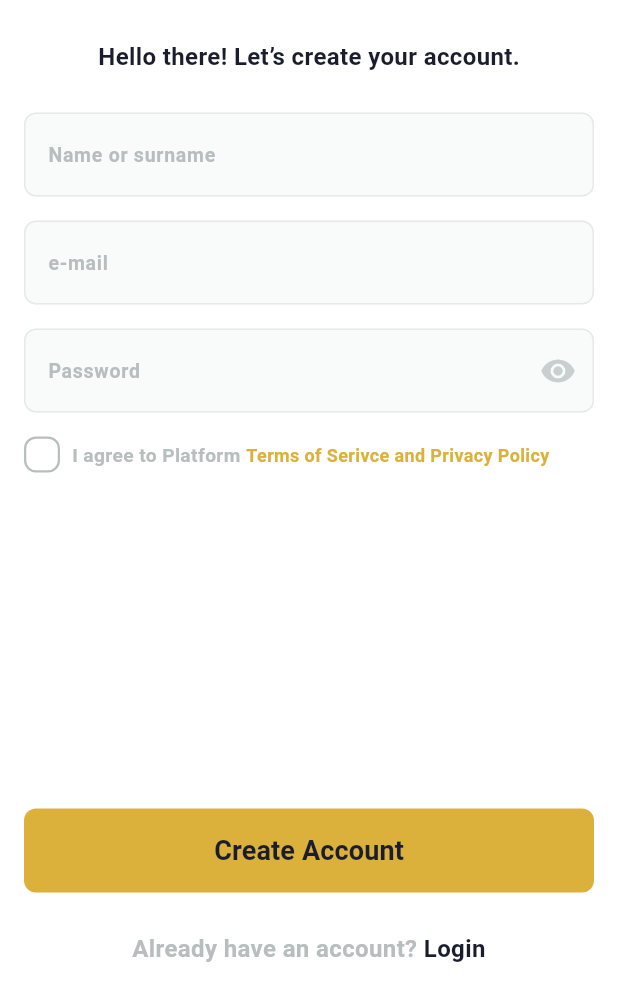
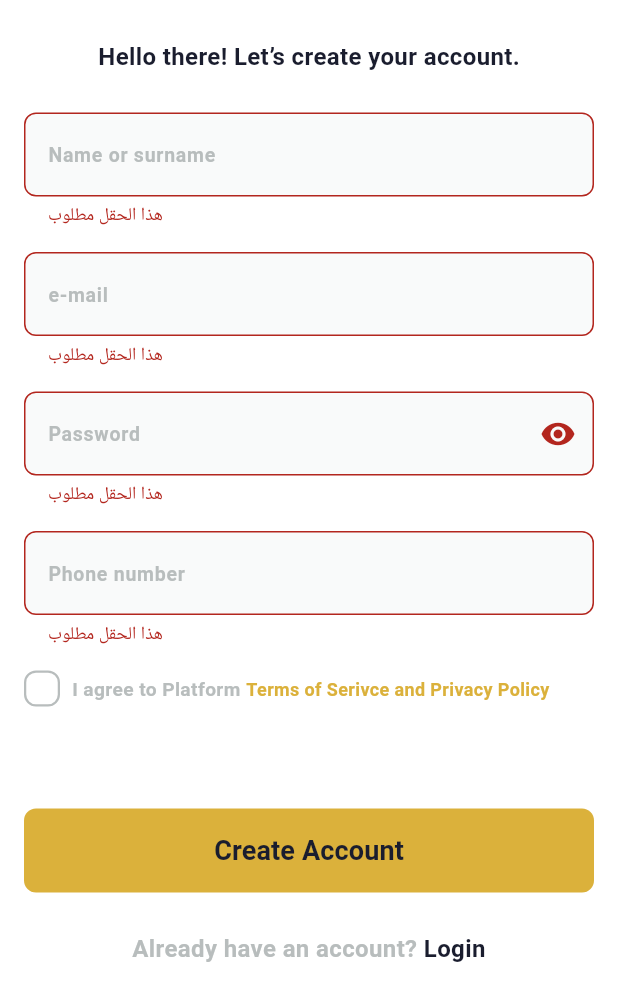
Before and after one commit to Nabil-Gabr/Iteru-App, a Flutter app: the SignupView screen opened by its route, after a tap on "Create Account", on a phone screen of 412 x 824 dp, the part 231-1236 px from its top. Run offline on Flutter 3.47's test engine with Material 3 defaults, Android fonts, the phone set to English and light mode, and no system bars; our stand-ins replace flutter_svg, pin_code_fields, shared_preferences; accounts and stored records are empty.

Commit message:
add onSaved & validator to text form field

```diff
--- a/lib/core/widgets/custtom_text_form_field.dart
+++ b/lib/core/widgets/custtom_text_form_field.dart
@@ -3,14 +3,22 @@ import 'package:iteru_app/core/utils/app_colors.dart';
 
 class CusttomTextFormField extends StatelessWidget {
   const CusttomTextFormField(
-      {super.key, this.textInputType, required this.hintText, this.suffixIcon});
+      {super.key, this.textInputType, required this.hintText, this.suffixIcon, this.onSaved});
   final TextInputType? textInputType;
   final String hintText;
-  final IconData? suffixIcon;
+  final Widget? suffixIcon;
+  final void Function(String?)? onSaved;
 
   @override
   Widget build(BuildContext context) {
     return TextFormField(
+      onSaved:onSaved ,
+      validator: (value) {
+        if (value == null || value.isEmpty) {
+          return 'هذا الحقل مطلوب';
+        }
+        return null;
+      },
       //1-keyboardType
       keyboardType: textInputType,
 
@@ -37,10 +45,7 @@ class CusttomTextFormField extends StatelessWidget {
             color: AppColors.captionColor),
 
         //2:6-suffixIcon
-        suffixIcon: Icon(
-          suffixIcon,
-          color: const Color(0xFFC9CECF),
-        ),
+        suffixIcon: suffixIcon,
       ),
     );
   }
--- a/lib/modules/auth/presentation/views/widgets/login_view_body.dart
+++ b/lib/modules/auth/presentation/views/widgets/login_view_body.dart
@@ -23,7 +23,6 @@ class LoginViewBody extends StatelessWidget {
         child: Column(
           mainAxisAlignment: MainAxisAlignment.center,
           children: [
-
             //logo App
             Image.asset(
               Assets.imagesWhatsAppImage,
@@ -35,10 +34,8 @@ class LoginViewBody extends StatelessWidget {
             ),
 
             //Welcome back
-            Text(
-              'Welcome back! Please enter your details.',
-              style: AppTextStyles.semiBold20(context)
-            ),
+            Text('Welcome back! Please enter your details.',
+                style: AppTextStyles.semiBold20(context)),
 
             //SizedBox
             const SizedBox(
@@ -60,7 +57,7 @@ class LoginViewBody extends StatelessWidget {
             const CusttomTextFormField(
               textInputType: TextInputType.emailAddress,
               hintText: 'Password',
-              suffixIcon: Icons.visibility,
+              suffixIcon: Icon(Icons.visibility),
             ),
 
             //SizedBox
--- a/lib/modules/auth/presentation/views/widgets/signup_view_body.dart
+++ b/lib/modules/auth/presentation/views/widgets/signup_view_body.dart
@@ -8,9 +8,18 @@ import 'package:iteru_app/core/widgets/custtom_text_form_field.dart';
 import 'package:iteru_app/modules/auth/presentation/views/widgets/have_an_account_widget.dart';
 import 'package:iteru_app/modules/auth/presentation/views/widgets/terms_and_condition.dart';
 
-class SignupViewBody extends StatelessWidget {
+class SignupViewBody extends StatefulWidget {
   const SignupViewBody({super.key});
 
+  @override
+  State<SignupViewBody> createState() => _SignupViewBodyState();
+}
+
+class _SignupViewBodyState extends State<SignupViewBody> {
+  final GlobalKey<FormState> formKey = GlobalKey<FormState>();
+  AutovalidateMode autovalidateMode = AutovalidateMode.disabled;
+
+  late String userName, userEmail, userPassword, userPhone;
   @override
   Widget build(BuildContext context) {
     return Padding(
@@ -18,6 +27,9 @@ class SignupViewBody extends StatelessWidget {
       padding: const EdgeInsets.symmetric(horizontal: kHorizintalPadding),
 
       //CustomScrollView
+      child: Form(
+        key: formKey,
+        autovalidateMode: autovalidateMode,
         child: CustomScrollView(
           slivers: [
             //sliver to aox adapter
@@ -37,10 +49,8 @@ class SignupViewBody extends StatelessWidget {
                   ),
 
                   //Hello there!
-                Text(
-                  'Hello there! Let’s create your account.',
-                  style: AppTextStyles.semiBold20(context)
-                ),
+                  Text('Hello there! Let’s create your account.',
+                      style: AppTextStyles.semiBold20(context)),
 
                   //SizedBox
                   const SizedBox(
@@ -48,7 +58,10 @@ class SignupViewBody extends StatelessWidget {
                   ),
 
                   //text field 'Name or surname'
-                const CusttomTextFormField(
+                   CusttomTextFormField(
+                    onSaved: (value) {
+                      userName=value!;
+                    },
                     textInputType: TextInputType.emailAddress,
                     hintText: 'Name or surname',
                   ),
@@ -59,7 +72,10 @@ class SignupViewBody extends StatelessWidget {
                   ),
 
                   //text field 'e-mail'
-                const CusttomTextFormField(
+                   CusttomTextFormField(
+                    onSaved: (value) {
+                      userEmail=value!;
+                    },
                     textInputType: TextInputType.emailAddress,
                     hintText: 'e-mail',
                   ),
@@ -70,10 +86,27 @@ class SignupViewBody extends StatelessWidget {
                   ),
 
                   //text field 'Password'
-                const CusttomTextFormField(
+                   CusttomTextFormField(
+                    onSaved: (value) {
+                      userPassword=value!;
+                    },
                     textInputType: TextInputType.emailAddress,
                     hintText: 'Password',
-                  suffixIcon: Icons.visibility,
+                    suffixIcon: const Icon(Icons.visibility),
+                  ),
+
+                  //SizedBox
+                  const SizedBox(
+                    height: 16,
+                  ),
+
+                  //text field 'Password'
+                   CusttomTextFormField(
+                    onSaved: (value) {
+                      userPassword=value!;
+                    },
+                    textInputType: TextInputType.phone,
+                    hintText: 'Phone number',
                   ),
 
                   //SizedBox
@@ -104,7 +137,15 @@ class SignupViewBody extends StatelessWidget {
                     backgroundColor: AppColors.primaryColor,
                     textColor: AppColors.lightBlackColor,
                     text: 'Create Account',
-                  onPressed: () {},
+                    onPressed: () {
+                      if (formKey.currentState!.validate()) {
+                        formKey.currentState!.save();
+                      }else{
+                        setState(() {
+                          autovalidateMode=AutovalidateMode.always;
+                        });
+                      }
+                    },
                   ),
 
                   //SizedBox
@@ -124,6 +165,7 @@ class SignupViewBody extends StatelessWidget {
             )
           ],
         ),
+      ),
     );
   }
 }
```
Lines whose indentation alone changed are shown as unchanged.
